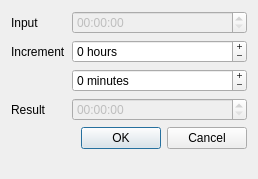
This is src/timereport/ui/timeincrement.ui in emanuelen5/qt-playground as Qt 5 draws it before an edit. The edited form follows.
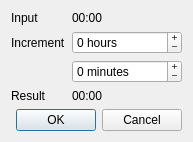
This is the edited form.

Commit message: Labels instead of time edits => no 24 hour limit

What changed in the file:
```diff
--- a/src/timereport/ui/timeincrement.ui
+++ b/src/timereport/ui/timeincrement.ui
@@ -6,14 +6,23 @@
    <rect>
     <x>0</x>
     <y>0</y>
-    <width>258</width>
+    <width>224</width>
     <height>179</height>
    </rect>
   </property>
+  <property name="sizePolicy">
+   <sizepolicy hsizetype="Fixed" vsizetype="Fixed">
+    <horstretch>0</horstretch>
+    <verstretch>0</verstretch>
+   </sizepolicy>
+  </property>
   <property name="windowTitle">
    <string>Dialog</string>
   </property>
   <layout class="QFormLayout" name="formLayout_2">
+   <property name="sizeConstraint">
+    <enum>QLayout::SetFixedSize</enum>
+   </property>
    <item row="1" column="0">
     <widget class="QLabel" name="label">
      <property name="text">
@@ -42,10 +51,10 @@
         <string> hours</string>
        </property>
        <property name="minimum">
-        <number>-24</number>
+        <number>-1000</number>
        </property>
        <property name="maximum">
-        <number>24</number>
+        <number>1000</number>
        </property>
       </widget>
      </item>
@@ -61,10 +70,10 @@
         <string> minutes</string>
        </property>
        <property name="minimum">
-        <number>-3600</number>
+        <number>-60000</number>
        </property>
        <property name="maximum">
-        <number>3600</number>
+        <number>60000</number>
        </property>
       </widget>
      </item>
@@ -77,16 +86,6 @@
      </property>
     </widget>
    </item>
-   <item row="3" column="1">
-    <widget class="QTimeEdit" name="time_result">
-     <property name="enabled">
-      <bool>false</bool>
-     </property>
-     <property name="focusPolicy">
-      <enum>Qt::NoFocus</enum>
-     </property>
-    </widget>
-   </item>
    <item row="4" column="0" colspan="2">
     <widget class="QDialogButtonBox" name="buttonBox">
      <property name="orientation">
@@ -98,12 +97,16 @@
     </widget>
    </item>
    <item row="1" column="1">
-    <widget class="QTimeEdit" name="time_in">
-     <property name="enabled">
-      <bool>false</bool>
+    <widget class="QLabel" name="time_in">
+     <property name="text">
+      <string>00:00</string>
      </property>
-     <property name="focusPolicy">
-      <enum>Qt::NoFocus</enum>
+    </widget>
+   </item>
+   <item row="3" column="1">
+    <widget class="QLabel" name="time_result">
+     <property name="text">
+      <string>00:00</string>
      </property>
     </widget>
    </item>
```
Left out of the diff: 10 changed lines with no effect on the pictures. The commit also changes 1 other file.
